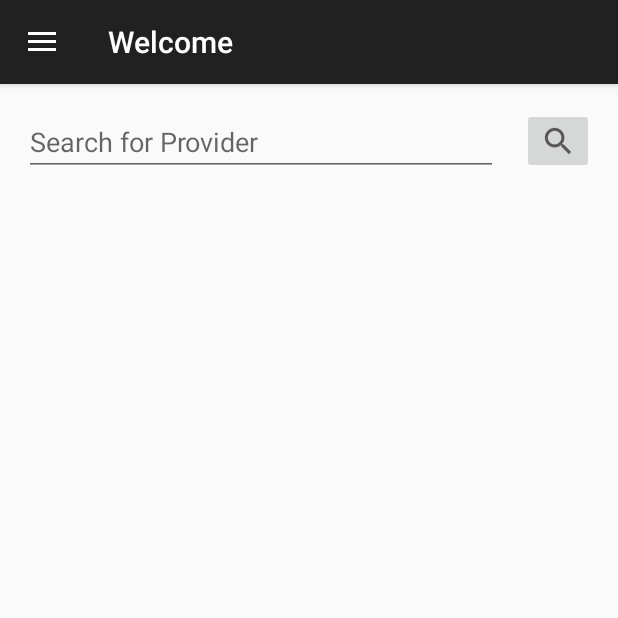
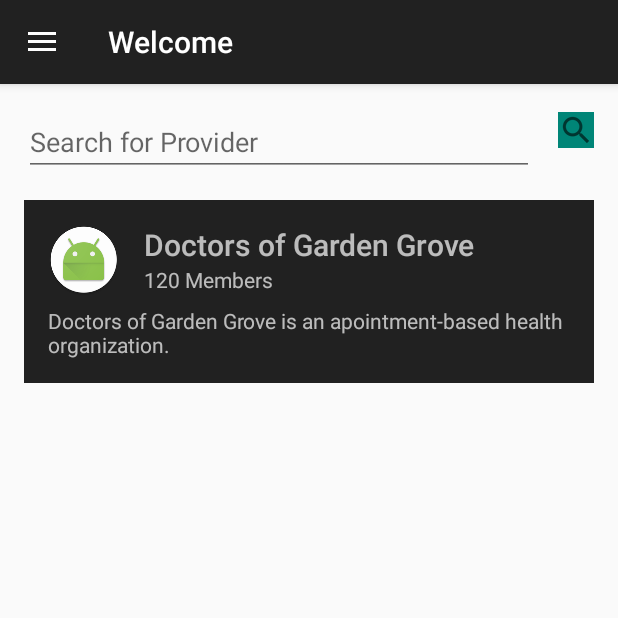
Before and after one commit to qbit-0/Congressional-App-Challenge, an Android app: the fragment SearchFragment placed in its activity, on a phone screen of 412 x 824 dp, the top half of it. Run offline under Robolectric (Android 15) with nearby library versions, the phone set to English and light mode, and no system bars; 1 statement that could not run was skipped.

Commit message:
Search results

```diff
--- a/ServiceNet/app/src/main/res/layout/search.xml
+++ b/ServiceNet/app/src/main/res/layout/search.xml
@@ -1,10 +1,30 @@
 <?xml version="1.0" encoding="utf-8"?>
-<android.support.constraint.ConstraintLayout
+<LinearLayout
     xmlns:android="http://schemas.android.com/apk/res/android"
     xmlns:app="http://schemas.android.com/apk/res-auto"
     xmlns:tools="http://schemas.android.com/tools"
     android:layout_width="match_parent"
-    android:layout_height="match_parent">
+    android:layout_height="match_parent"
+    android:orientation="vertical">
+
+    <android.support.constraint.ConstraintLayout
+        android:layout_width="match_parent"
+        android:layout_height="wrap_content">
+
+        <ImageButton
+            android:id="@+id/imageButton"
+            style="@android:style/Widget.Material.ImageButton"
+            android:layout_width="wrap_content"
+            android:layout_height="wrap_content"
+            android:layout_marginBottom="8dp"
+            android:layout_marginEnd="16dp"
+            android:layout_marginTop="8dp"
+            android:layout_weight="1"
+            android:background="?attr/colorAccent"
+            app:layout_constraintBottom_toBottomOf="parent"
+            app:layout_constraintEnd_toEndOf="parent"
+            app:layout_constraintTop_toTopOf="parent"
+            app:srcCompat="?android:attr/actionModeWebSearchDrawable"/>
 
         <EditText
             android:id="@+id/editText"
@@ -13,20 +33,80 @@
             android:layout_marginEnd="16dp"
             android:layout_marginStart="16dp"
             android:layout_marginTop="16dp"
+            android:layout_weight="1"
             android:ems="10"
             android:hint="@string/search_hint"
             android:inputType="textPersonName"
             app:layout_constraintEnd_toStartOf="@+id/imageButton"
             app:layout_constraintStart_toStartOf="parent"
             app:layout_constraintTop_toTopOf="parent"/>
+    </android.support.constraint.ConstraintLayout>
 
-    <ImageButton
-        android:id="@+id/imageButton"
+    <ScrollView
+        android:layout_width="match_parent"
+        android:layout_height="match_parent">
+
+        <LinearLayout
+            android:layout_width="match_parent"
+            android:layout_height="wrap_content"
+            android:orientation="vertical">
+
+            <android.support.constraint.ConstraintLayout
+                android:id="@+id/seach_result_1"
+                android:layout_width="match_parent"
+                android:layout_height="match_parent"
+                android:layout_margin="16dp"
+                android:background="?attr/colorPrimary">
+
+                <ImageView
+                    android:id="@+id/iv_group_profile"
                     android:layout_width="wrap_content"
                     android:layout_height="wrap_content"
+                    android:layout_marginStart="16dp"
+                    android:layout_marginTop="16dp"
+                    app:layout_constraintStart_toStartOf="parent"
+                    app:layout_constraintTop_toTopOf="parent"
+                    app:srcCompat="@mipmap/ic_launcher_round"/>
+
+                <TextView
+                    android:id="@+id/tv_group_name"
+                    android:layout_width="wrap_content"
+                    android:layout_height="wrap_content"
+                    android:layout_marginStart="16dp"
+                    android:layout_marginTop="16dp"
+                    android:text="Doctors of Garden Grove"
+                    android:textAppearance="@android:style/TextAppearance.Material.SearchResult.Title"
+                    android:textColor="?android:attr/textColorTertiaryInverse"
+                    app:layout_constraintStart_toEndOf="@+id/iv_group_profile"
+                    app:layout_constraintTop_toTopOf="parent"/>
+
+                <TextView
+                    android:id="@+id/tv_member_count"
+                    android:layout_width="wrap_content"
+                    android:layout_height="wrap_content"
+                    android:layout_marginStart="16dp"
+                    android:text="120 Members"
+                    android:textColor="?android:attr/textColorTertiaryInverse"
+                    app:layout_constraintStart_toEndOf="@+id/iv_group_profile"
+                    app:layout_constraintTop_toBottomOf="@+id/tv_group_name"/>
+
+                <TextView
+                    android:id="@+id/tv_group_description"
+                    android:layout_width="0dp"
+                    android:layout_height="wrap_content"
+                    android:layout_marginBottom="16dp"
                     android:layout_marginEnd="16dp"
-        android:layout_marginTop="16dp"
+                    android:layout_marginStart="16dp"
+                    android:layout_marginTop="8dp"
+                    android:text="Doctors of Garden Grove is an apointment-based health organization."
+                    android:textAlignment="textStart"
+                    android:textColor="?android:attr/textColorTertiaryInverse"
+                    app:layout_constraintBottom_toBottomOf="parent"
                     app:layout_constraintEnd_toEndOf="parent"
-        app:layout_constraintTop_toTopOf="parent"
-        app:srcCompat="?android:attr/actionModeWebSearchDrawable"/>
+                    app:layout_constraintStart_toStartOf="parent"
+                    app:layout_constraintTop_toBottomOf="@+id/tv_member_count"/>
             </android.support.constraint.ConstraintLayout>
+
+        </LinearLayout>
+    </ScrollView>
+</LinearLayout>
--- a/ServiceNet/app/src/main/res/values/colors.xml
+++ b/ServiceNet/app/src/main/res/values/colors.xml
@@ -1,6 +1,6 @@
 <?xml version="1.0" encoding="utf-8"?>
 <resources>
     <color name="colorPrimary">#3F51B5</color>
-    <color name="colorPrimaryDark">#303F9F</color>
+    <color name="colorPrimaryDark">#303f9f</color>
     <color name="colorAccent">#FF4081</color>
 </resources>
```
Lines whose indentation alone changed are shown as unchanged.
